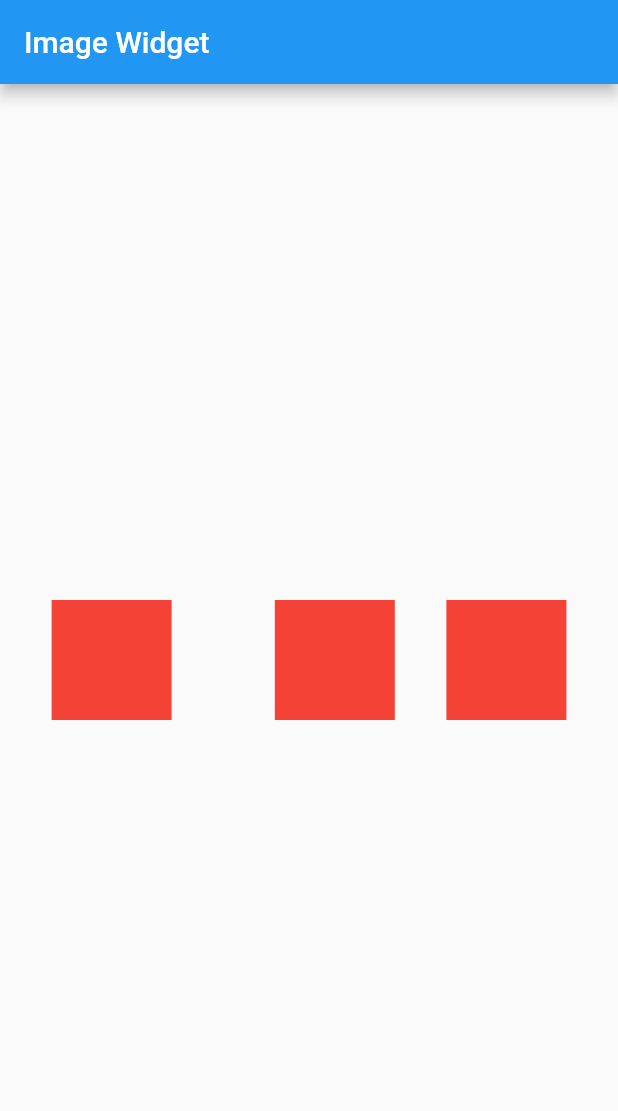
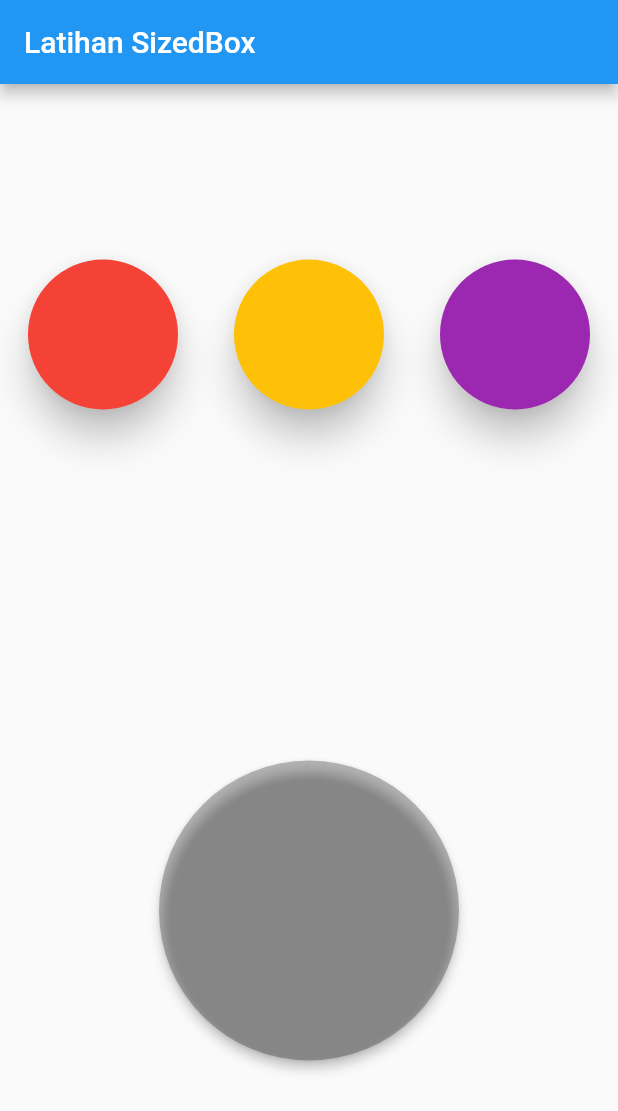
Before and after one commit to lukypurdiono/flutter, a Flutter app: the screen it shows after launch, on a phone screen of 412 x 824 dp. Shown: the top 1111 px of the screen. Run offline on Flutter 3.47's test engine with Material 2 defaults, Android fonts, the phone set to English and light mode, and no system bars.

Commit message:
17 Draggable

```diff
--- a/lib/main.dart
+++ b/lib/main.dart
@@ -2,41 +2,151 @@ import 'package:flutter/material.dart';
 
 void main() => runApp(MyApp());
 
-class MyApp extends StatelessWidget {
+class MyApp extends StatefulWidget {
   const MyApp({Key? key}) : super(key: key);
 
+  @override
+  _MyAppState createState() => _MyAppState();
+}
+
+class _MyAppState extends State<MyApp> {
+  Color color1 = Colors.red;
+  Color color2 = Colors.amber;
+  Color targetColor = Colors.black;
+  bool isAccepted = false;
   @override
   Widget build(BuildContext context) {
     return MaterialApp(
       home: Scaffold(
         appBar: AppBar(
-          title: Text('Image Widget'),
+          title: Text('Latihan SizedBox'),
         ),
-        body: Center(
-          child: Row(
-//            mainAxisAlignment: MainAxisAlignment.spaceAround,
+        body: Column(
+          mainAxisAlignment: MainAxisAlignment.spaceAround,
           children: <Widget>[
-              Spacer(flex: 1),
-              Container(
-                width: 80,
-                height: 80,
+            Row(
+              mainAxisAlignment: MainAxisAlignment.spaceAround,
+              children: [
+                Draggable<Color>(
+                  data: Colors.red,
+                  child: SizedBox(
+                    width: 100,
+                    height: 100,
+                    child: Material(
                       color: Colors.red,
+                      shape: StadiumBorder(),
+                      elevation: 10,
                     ),
-              Spacer(flex: 2),
-              Container(
-                width: 80,
-                height: 80,
+                  ),
+                  childWhenDragging: SizedBox(
+                    width: 100,
+                    height: 100,
+                    child: Material(
+                      color: Colors.grey.withOpacity(0.3),
+                      shape: StadiumBorder(),
+                      elevation: 0,
+                    ),
+                  ),
+                  feedback: SizedBox(
+                    width: 100,
+                    height: 100,
+                    child: Material(
                       color: Colors.red,
+                      shape: StadiumBorder(),
+                      elevation: 3,
                     ),
-              Spacer(flex: 1),
-              Container(
-                width: 80,
-                height: 80,
-                color: Colors.red,
                   ),
-              Spacer(flex: 1),
+                ),
+                Draggable<Color>(
+                  data: Colors.amber,
+                  child: SizedBox(
+                    width: 100,
+                    height: 100,
+                    child: Material(
+                      color: Colors.amber,
+                      shape: StadiumBorder(),
+                      elevation: 10,
+                    ),
+                  ),
+                  childWhenDragging: SizedBox(
+                    width: 100,
+                    height: 100,
+                    child: Material(
+                      color: Colors.grey.withOpacity(0.3),
+                      shape: StadiumBorder(),
+                      elevation: 0,
+                    ),
+                  ),
+                  feedback: SizedBox(
+                    width: 100,
+                    height: 100,
+                    child: Material(
+                      color: Colors.amber,
+                      shape: StadiumBorder(),
+                      elevation: 3,
+                    ),
+                  ),
+                ),
+                Draggable<Color>(
+                  data: Colors.purple,
+                  child: SizedBox(
+                    width: 100,
+                    height: 100,
+                    child: Material(
+                      color: Colors.purple,
+                      shape: StadiumBorder(),
+                      elevation: 10,
+                    ),
+                  ),
+                  childWhenDragging: SizedBox(
+                    width: 100,
+                    height: 100,
+                    child: Material(
+                      color: Colors.grey.withOpacity(0.3),
+                      shape: StadiumBorder(),
+                      elevation: 0,
+                    ),
+                  ),
+                  feedback: SizedBox(
+                    width: 100,
+                    height: 100,
+                    child: Material(
+                      color: Colors.amber,
+                      shape: StadiumBorder(),
+                      elevation: 3,
+                    ),
+                  ),
+                ),
               ],
             ),
+            DragTarget<Color>(
+              onWillAccept: (value) => true,
+              onAccept: (value) {
+                isAccepted = true;
+                targetColor = value;
+              },
+              builder: (context, candidates, rejected) {
+                return (isAccepted)
+                    ? SizedBox(
+                        width: 200,
+                        height: 200,
+                        child: Material(
+                          color: targetColor,
+                          shape: StadiumBorder(),
+                          elevation: 3,
+                        ))
+                    : SizedBox(
+                        width: 200,
+                        height: 200,
+                        child: Material(
+                          color: Colors.black26,
+                          shape: StadiumBorder(),
+                          elevation: 3,
+                        ),
+                      );
+              },
+            ),
+          ],
         ),
       ),
     );
```
Lines whose indentation alone changed are shown as unchanged.
